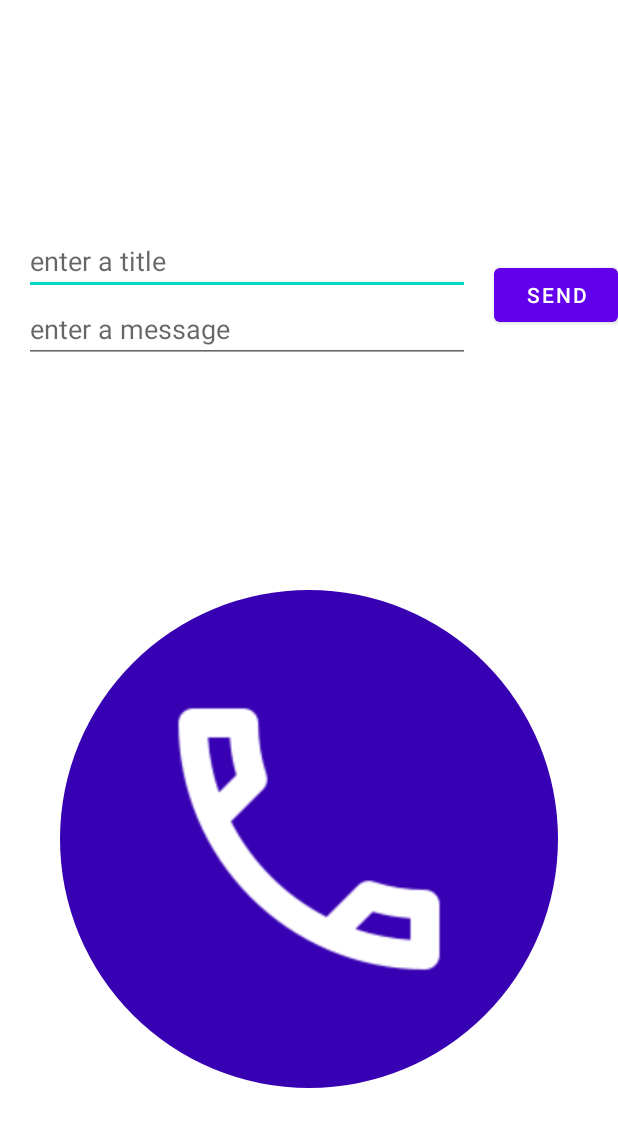
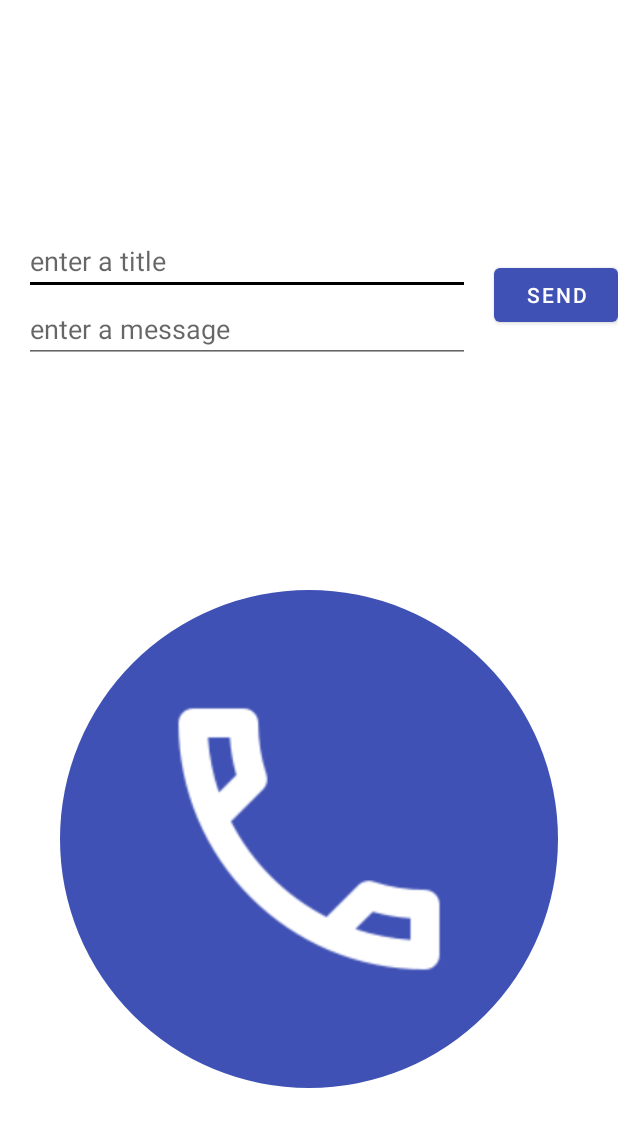
Before and after one commit to hubinsord/AlertPhone, an Android app: the layout activity_group_alert.xml on its own in the app's theme, with its tools: preview values and no code run, on a phone screen of 412 x 824 dp. Shown: the top 1127 px of the screen. Run offline under Robolectric (Android 15) with nearby library versions, the phone set to English and light mode, and no system bars.

Commit message:
feature: added OnBoarding

```diff
--- a/app/src/main/AndroidManifest.xml
+++ b/app/src/main/AndroidManifest.xml
@@ -16,8 +16,10 @@
                 <category android:name="android.intent.category.LAUNCHER" />
             </intent-filter>
         </activity>
-        <activity android:name=".features.join.JoinGroup"/>
-        <activity android:name=".features.alert.GroupAlert" />
+        <activity
+            android:name=".features.onboarding.OnboardingActivity"
+            android:windowSoftInputMode="adjustResize" />
+        <activity android:name=".features.alert.MainActivity" />
 
 
     </application>
--- a/app/src/main/res/drawable/iv_circle_shape_call_make.xml
+++ b/app/src/main/res/drawable/iv_circle_shape_call_make.xml
@@ -1,8 +1,8 @@
 <?xml version="1.0" encoding="utf-8"?>
 <shape xmlns:android="http://schemas.android.com/apk/res/android"
-    android:innerRadiusRatio="2.5"
+    android:innerRadiusRatio="5"
     android:shape="oval"
     android:thickness="2dp"
     android:useLevel="false">
-    <solid android:color="@color/purple_700" />
+    <solid android:color="@color/indigo_500" />
 </shape>
--- a/app/src/main/res/values-night/themes.xml
+++ b/app/src/main/res/values-night/themes.xml
@@ -1,16 +1,18 @@
 <resources xmlns:tools="http://schemas.android.com/tools">
     <!-- Base application theme. -->
-    <style name="Theme.AlertPhone" parent="Theme.MaterialComponents.DayNight.NoActionBar">
+    <style name="Theme.AlertPhone" parent="Theme.MaterialComponents.NoActionBar">
         <!-- Primary brand color. -->
-        <item name="colorPrimary">@color/purple_200</item>
-        <item name="colorPrimaryVariant">@color/purple_700</item>
-        <item name="colorOnPrimary">@color/black</item>
+        <item name="colorPrimary">@color/grey_900</item>
+        <item name="colorPrimaryVariant">@color/white</item>
+        <item name="colorOnPrimary">@color/white</item>
         <!-- Secondary brand color. -->
-        <item name="colorSecondary">@color/teal_200</item>
-        <item name="colorSecondaryVariant">@color/teal_200</item>
-        <item name="colorOnSecondary">@color/black</item>
+        <item name="colorSecondary">@color/indigo_500</item>
+        <item name="colorSecondaryVariant">@color/black</item>
+        <item name="colorOnSecondary">@color/white</item>
         <!-- Status bar color. -->
         <item name="android:statusBarColor" tools:targetApi="l">?attr/colorPrimaryVariant</item>
         <!-- Customize your theme here. -->
     </style>
+
+
 </resources>
--- a/app/src/main/res/values/dimens.xml
+++ b/app/src/main/res/values/dimens.xml
@@ -2,4 +2,5 @@
 <resources>
     <dimen name="menu_general_margin">16dp</dimen>
     <dimen name="padding_emergency_call_icon">50dp</dimen>
+    <dimen name="btn_corner_radius">15dp</dimen>
 </resources>
--- /dev/null
+++ b/app/src/main/res/values/styles.xml
@@ -0,0 +1,6 @@
+<?xml version="1.0" encoding="utf-8"?>
+<resources>
+    <style name="btn_confirm">
+
+    </style>
+</resources>
--- a/app/src/main/res/values/themes.xml
+++ b/app/src/main/res/values/themes.xml
@@ -2,15 +2,18 @@
     <!-- Base application theme. -->
     <style name="Theme.AlertPhone" parent="Theme.MaterialComponents.DayNight.NoActionBar">
         <!-- Primary brand color. -->
-        <item name="colorPrimary">@color/purple_500</item>
-        <item name="colorPrimaryVariant">@color/purple_700</item>
+        <item name="colorPrimary">@color/indigo_500</item>
+        <item name="colorPrimaryVariant">@color/black</item>
         <item name="colorOnPrimary">@color/white</item>
         <!-- Secondary brand color. -->
-        <item name="colorSecondary">@color/teal_200</item>
-        <item name="colorSecondaryVariant">@color/teal_700</item>
-        <item name="colorOnSecondary">@color/black</item>
+        <item name="colorSecondary">@color/black</item>
+        <item name="colorSecondaryVariant">@color/white</item>
+        <item name="colorOnSecondary">@color/grey_50</item>
         <!-- Status bar color. -->
         <item name="android:statusBarColor" tools:targetApi="l">?attr/colorPrimaryVariant</item>
         <!-- Customize your theme here. -->
     </style>
+
+
+
 </resources>
```
Also changed, not shown: app/src/main/java/com/example/alertphone/features/onboarding/OnboardingActivity.kt (added, +57 -0 lines), app/src/main/java/com/example/alertphone/features/onboarding/OnboardingViewModel.kt (added, +19 -0 lines), app/src/main/java/com/example/alertphone/features/onboarding/TopicStorage.kt (added, +14 -0 lines), app/src/main/res/drawable/ic_edit.xml (added, +10 -0 lines), app/src/main/res/drawable/ic_group.xml (added, +10 -0 lines), app/src/main/res/layout/activity_onboarding.xml (renamed from app/src/main/res/layout/activity_join_group.xml, +44 -25 lines), app/src/main/res/values/colors.xml (+20 -0 lines), app/src/main/res/values/strings.xml (+7 -0 lines), app/src/main/res/drawable/ic_hashtag.png (added), app/src/main/res/drawable/ic_launcher_foreground.xml (renamed from app/src/main/res/drawable-v24/ic_launcher_foreground.xml).
